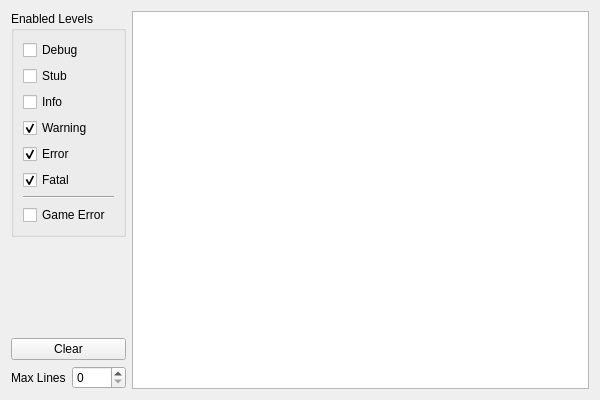
kiddreads/Avalon-copy2, file Libretro/mgba/src/platform/qt/LogView.ui: the form before one commit.
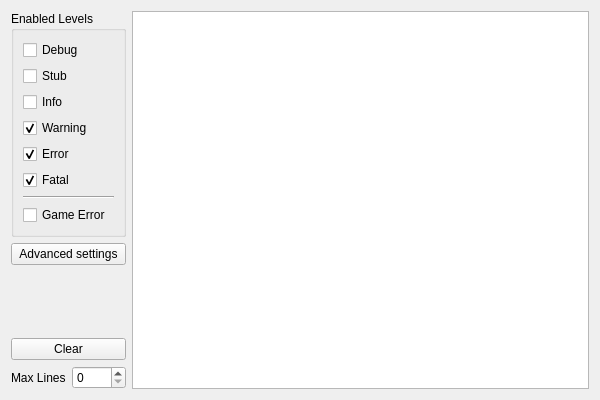
The form after the commit.

Commit message: Qt: Add button to jump to log settings

Patch:
```diff
--- a/Libretro/mgba/src/platform/qt/LogView.ui
+++ b/Libretro/mgba/src/platform/qt/LogView.ui
@@ -102,6 +102,13 @@
        </layout>
       </widget>
      </item>
+     <item>
+      <widget class="QPushButton" name="advanced">
+       <property name="text">
+        <string>Advanced settings</string>
+       </property>
+      </widget>
+     </item>
      <item>
       <spacer name="verticalSpacer_2">
        <property name="orientation">
```
The commit also changes 20 other files.
